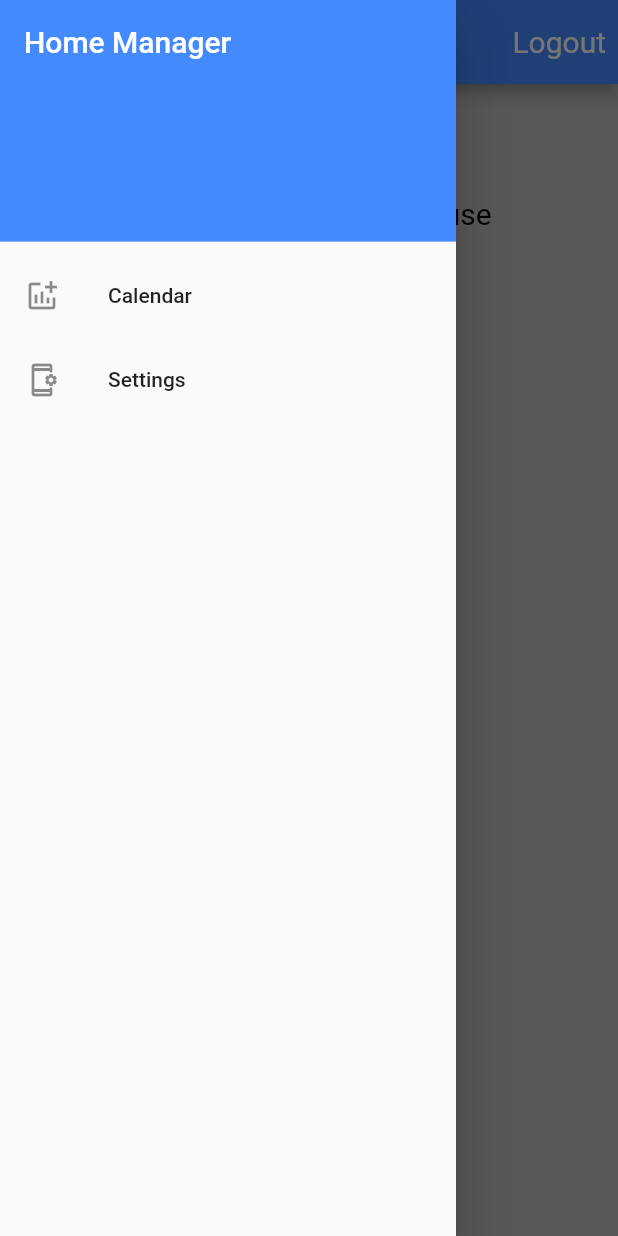
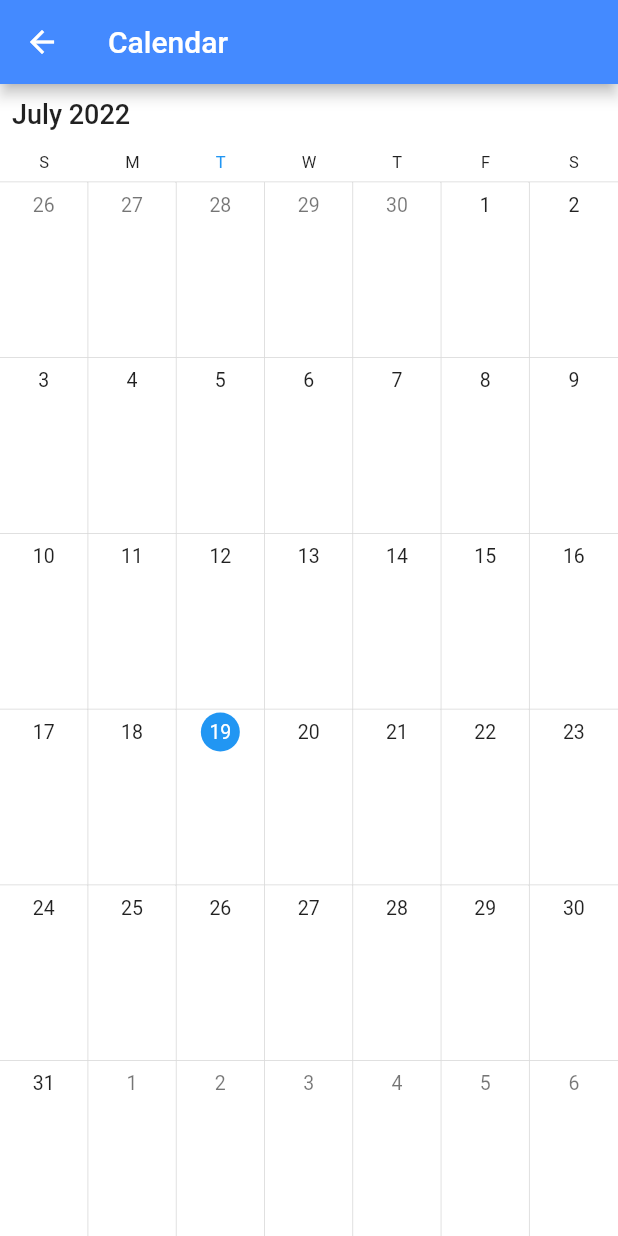
Before and after one commit to willdoyle757/Home-Manager, a Flutter app: the screen it shows once a user with an empty profile is signed in, in the side drawer, after a tap on "Calendar", on a phone screen of 412 x 824 dp. Run offline on Flutter 3.47's test engine with Material 2 defaults, Android fonts, the phone set to English and light mode, and no system bars; drawn by our look-alikes of syncfusion_flutter_calendar; our stand-ins replace cloud_firestore, firebase_auth, firebase_core, firebase_database; accounts and stored records are empty.

Commit message:
Add Calendar page start

```diff
--- a/lib/screens/Home_Screens/home_appbar.dart
+++ b/lib/screens/Home_Screens/home_appbar.dart
@@ -11,6 +11,7 @@ import 'package:provider/provider.dart';
 import '../../models/resident.dart';
 import '../../services/auth.dart';
 import '../add_reservation.dart';
+import '../calendar_view.dart';
 import '../settings.dart';
 
 class Home_Appbar extends StatefulWidget {
@@ -96,10 +97,14 @@ class _Home_AppbarState extends State<Home_Appbar> {
               ),
             ),
             ListTile(
-              leading: const Icon(Icons.addchart_outlined),
+              leading: const Icon(Icons.calendar_month_outlined),
               title: const Text('Calendar'),
               onTap: () {
-
+                Navigator.of(context).push(
+                  MaterialPageRoute(
+                  builder: (context) => CalenderScreen()
+                  )
+                );
               },
             ),
             ListTile(
--- /dev/null
+++ b/lib/screens/calendar_view.dart
@@ -0,0 +1,58 @@
+
+import 'package:flutter/material.dart';
+import 'package:syncfusion_flutter_calendar/calendar.dart';
+
+
+class CalenderScreen extends StatelessWidget {
+
+  const CalenderScreen({Key? key}) : super(key: key);
+
+  @override
+  Widget build(BuildContext context) {
+    return Scaffold(
+      backgroundColor: Colors.white,
+      appBar: AppBar(
+          backgroundColor: Colors.blueAccent,
+          title: const Text('Calendar',
+            style: TextStyle(
+                color: Colors.white
+            ),
+          )
+      ),
+      body: SfCalendar(
+        view: CalendarView.month,
+      ),
+    );
+  }
+}
+
+/*
+class CalendarView extends StatefulWidget {
+  const CalendarView({Key? key}) : super(key: key);
+
+  @override
+  State<CalendarView> createState() => _CalendarViewState();
+}
+
+class _CalendarViewState extends State<CalendarView> {
+  @override
+  Widget build(BuildContext context) {
+
+    return Scaffold(
+      backgroundColor: Colors.grey.shade400,
+      appBar: AppBar(
+          backgroundColor: Colors.blueAccent,
+          title: const Text('Settings',
+            style: TextStyle(
+                color: Colors.white
+            ),
+          )
+      ),
+      body: SfCalendar(
+        monthViewSettings: const MonthViewSettings(showAgenda: true),
+        view: CalendarView.month,
+      ),
+    );
+  }
+}
+*/
--- a/pubspec.yaml
+++ b/pubspec.yaml
@@ -39,6 +39,7 @@ dependencies:
   cloud_firestore: ^3.1.17
   firebase_database: ^9.0.15
   provider: ^6.0.3
+  syncfusion_flutter_calendar: ^20.2.39
 
 dev_dependencies:
   flutter_test:
```
Also changed, not shown: pubspec.lock.
